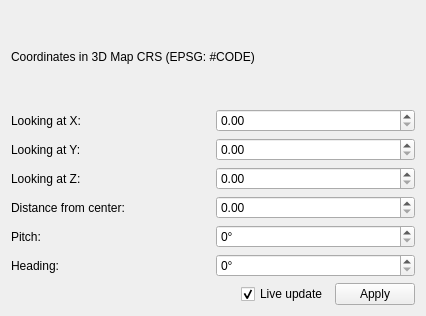
Before: the Qt Designer form src/ui/3d/qgs3dcameracontrolswidget.ui in qgis/QGIS, drawn with Qt 5.
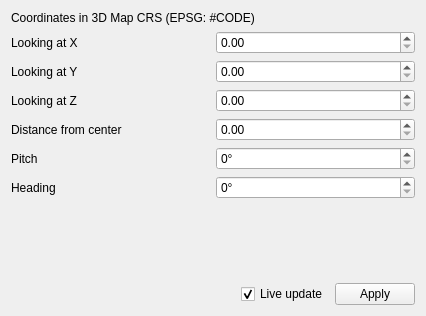
After: the same form once the commit is applied.

Commit message:
Remove colon at the end of widgets label in 3D Camera Options dialog
and add a vertical spacer for a better looking
Also fix tab order

Diff of the .ui file:
```diff
--- a/src/ui/3d/qgs3dcameracontrolswidget.ui
+++ b/src/ui/3d/qgs3dcameracontrolswidget.ui
@@ -20,14 +20,14 @@
    <item row="5" column="0">
     <widget class="QLabel" name="labelDistanceFromCenterPoint">
      <property name="text">
-      <string>Distance from center:</string>
+      <string>Distance from center</string>
      </property>
     </widget>
    </item>
    <item row="2" column="0">
     <widget class="QLabel" name="labelY">
      <property name="text">
-      <string>Looking at Y:</string>
+      <string>Looking at Y</string>
      </property>
     </widget>
    </item>
@@ -47,7 +47,7 @@
    <item row="1" column="1">
     <widget class="QDoubleSpinBox" name="mCameraX"/>
    </item>
-   <item row="8" column="0" colspan="2">
+   <item row="9" column="0" colspan="2">
     <layout class="QHBoxLayout" name="horizontalLayout">
      <item>
       <spacer name="horizontalSpacer">
@@ -93,6 +93,19 @@
      </item>
     </layout>
    </item>
+   <item row="8" column="0">
+    <spacer name="verticalSpacer">
+     <property name="orientation">
+      <enum>Qt::Orientation::Vertical</enum>
+     </property>
+     <property name="sizeHint" stdset="0">
+      <size>
+       <width>20</width>
+       <height>0</height>
+      </size>
+     </property>
+    </spacer>
+   </item>
    <item row="6" column="1">
     <widget class="QDoubleSpinBox" name="mCameraPitch">
      <property name="suffix">
@@ -106,7 +119,7 @@
    <item row="3" column="0">
     <widget class="QLabel" name="labelZ">
      <property name="text">
-      <string>Looking at Z:</string>
+      <string>Looking at Z</string>
      </property>
     </widget>
    </item>
@@ -123,21 +136,21 @@
    <item row="1" column="0">
     <widget class="QLabel" name="labelX">
      <property name="text">
-      <string>Looking at X:</string>
+      <string>Looking at X</string>
      </property>
     </widget>
    </item>
    <item row="7" column="0">
     <widget class="QLabel" name="labelHeading">
      <property name="text">
-      <string>Heading:</string>
+      <string>Heading</string>
      </property>
     </widget>
    </item>
    <item row="6" column="0">
     <widget class="QLabel" name="labelPitch">
      <property name="text">
-      <string>Pitch:</string>
+      <string>Pitch</string>
      </property>
     </widget>
    </item>
```
Left out of the diff: 9 changed lines with no effect on the pictures. The commit also changes 1 other file.
